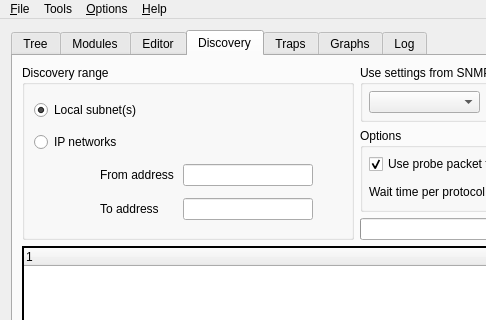
This is app/mainw.ui in verrio/snmpb as Qt 5 draws it before an edit; both pictures show x 0 to 486 and y 0 to 320 of the 800 by 600 pixel window. The edited form follows.
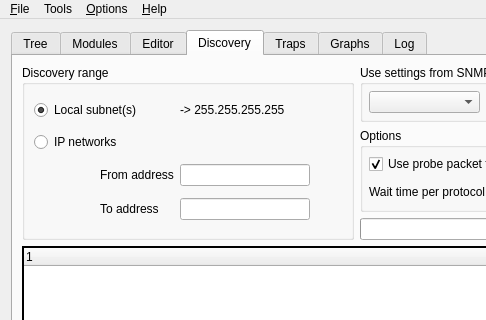
This is the edited form. The open tabs and pages were chosen to show the change. Icons and pictures are not drawn. Custom widgets are drawn as their Qt base class.

What changed in the file:
```diff
--- a/app/mainw.ui
+++ b/app/mainw.ui
@@ -1158,6 +1158,13 @@
              </property>
             </widget>
            </item>
+           <item row="0" column="2" >
+            <widget class="QLabel" name="DiscoveryLocal2" >
+             <property name="text" >
+              <string>-> 255.255.255.255</string>
+             </property>
+            </widget>
+           </item>
            <item row="1" column="0" colspan="2" >
             <widget class="QRadioButton" name="DiscoveryNetworks" >
              <property name="text" >
```
